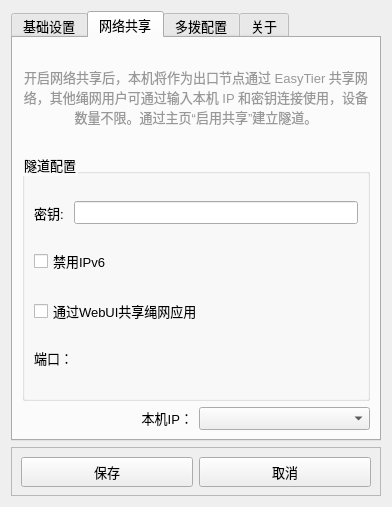
Yish1/InterKnot_Auth, file Ui/Settings.ui: the form before one commit.
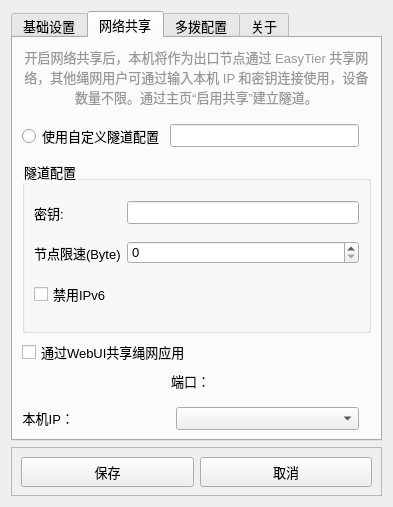
The form after the commit. The open tabs and pages were chosen to show the change.

Commit message: feat: 隧道自定义

Diff of the .ui file:
```diff
--- a/Ui/Settings.ui
+++ b/Ui/Settings.ui
@@ -6,7 +6,7 @@
    <rect>
     <x>0</x>
     <y>0</y>
-    <width>392</width>
+    <width>393</width>
     <height>507</height>
    </rect>
   </property>
@@ -31,6 +31,56 @@
 }</string>
   </property>
   <layout class="QGridLayout" name="gridLayout_2">
+   <item row="2" column="0">
+    <widget class="QFrame" name="frame_2">
+     <property name="minimumSize">
+      <size>
+       <width>0</width>
+       <height>0</height>
+      </size>
+     </property>
+     <property name="maximumSize">
+      <size>
+       <width>16777215</width>
+       <height>49</height>
+      </size>
+     </property>
+     <property name="frameShape">
+      <enum>QFrame::StyledPanel</enum>
+     </property>
+     <property name="frameShadow">
+      <enum>QFrame::Raised</enum>
+     </property>
+     <layout class="QHBoxLayout" name="horizontalLayout">
+      <item>
+       <widget class="QPushButton" name="pushButton">
+        <property name="minimumSize">
+         <size>
+          <width>0</width>
+          <height>30</height>
+         </size>
+        </property>
+        <property name="text">
+         <string>保存</string>
+        </property>
+       </widget>
+      </item>
+      <item>
+       <widget class="QPushButton" name="pushButton_2">
+        <property name="minimumSize">
+         <size>
+          <width>0</width>
+          <height>30</height>
+         </size>
+        </property>
+        <property name="text">
+         <string>取消</string>
+        </property>
+       </widget>
+      </item>
+     </layout>
+    </widget>
+   </item>
    <item row="0" column="0">
     <widget class="QTabWidget" name="tabWidget">
      <property name="styleSheet">
@@ -152,13 +202,10 @@
        <string>通过Easytier建立网络共享</string>
       </attribute>
       <layout class="QGridLayout" name="gridLayout_5">
-       <item row="3" column="2" colspan="2">
-        <widget class="QComboBox" name="comboBox"/>
-       </item>
-       <item row="3" column="0" colspan="2">
+       <item row="11" column="0" colspan="2">
         <widget class="QLabel" name="label_local_ip">
          <property name="sizePolicy">
-          <sizepolicy hsizetype="Preferred" vsizetype="Maximum">
+          <sizepolicy hsizetype="Maximum" vsizetype="Maximum">
            <horstretch>0</horstretch>
            <verstretch>0</verstretch>
           </sizepolicy>
@@ -174,7 +221,17 @@
          </property>
         </widget>
        </item>
-       <item row="0" column="0" colspan="4">
+       <item row="11" column="2">
+        <widget class="QComboBox" name="comboBox">
+         <property name="sizePolicy">
+          <sizepolicy hsizetype="Expanding" vsizetype="Fixed">
+           <horstretch>0</horstretch>
+           <verstretch>0</verstretch>
+          </sizepolicy>
+         </property>
+        </widget>
+       </item>
+       <item row="1" column="0" colspan="5">
         <widget class="QLabel" name="label_6">
          <property name="sizePolicy">
           <sizepolicy hsizetype="Preferred" vsizetype="Minimum">
@@ -185,7 +242,7 @@
          <property name="maximumSize">
           <size>
            <width>16777215</width>
-           <height>100</height>
+           <height>70</height>
           </size>
          </property>
          <property name="styleSheet">
@@ -200,40 +257,56 @@
           <bool>false</bool>
          </property>
          <property name="alignment">
-          <set>Qt::AlignCenter</set>
+          <set>Qt::AlignHCenter|Qt::AlignTop</set>
          </property>
          <property name="wordWrap">
           <bool>true</bool>
          </property>
         </widget>
        </item>
-       <item row="2" column="0" colspan="4">
+       <item row="2" column="1" colspan="2">
+        <widget class="QLineEdit" name="lineEdit_et_userconf">
+         <property name="readOnly">
+          <bool>true</bool>
+         </property>
+        </widget>
+       </item>
+       <item row="7" column="0" colspan="5">
         <widget class="QGroupBox" name="groupBox">
          <property name="title">
           <string>隧道配置</string>
          </property>
          <layout class="QGridLayout" name="gridLayout_6">
-          <item row="9" column="0" colspan="2">
-           <widget class="QLabel" name="label_8">
+          <item row="2" column="0">
+           <widget class="QLabel" name="label_4">
             <property name="sizePolicy">
-             <sizepolicy hsizetype="Preferred" vsizetype="Maximum">
+             <sizepolicy hsizetype="Maximum" vsizetype="Preferred">
               <horstretch>0</horstretch>
               <verstretch>0</verstretch>
              </sizepolicy>
             </property>
             <property name="text">
-             <string>端口：</string>
+             <string>节点限速(Byte)</string>
             </property>
            </widget>
           </item>
-          <item row="8" column="0" colspan="2">
-           <widget class="QCheckBox" name="checkBox">
-            <property name="text">
-             <string>通过WebUI共享绳网应用</string>
+          <item row="2" column="1" colspan="2">
+           <widget class="QSpinBox" name="speed_limit_spinBox">
+            <property name="sizePolicy">
+             <sizepolicy hsizetype="Minimum" vsizetype="Fixed">
+              <horstretch>0</horstretch>
+              <verstretch>0</verstretch>
+             </sizepolicy>
             </property>
+            <property name="minimumSize">
+             <size>
+              <width>0</width>
+              <height>23</height>
+             </size>
+            </property>
            </widget>
           </item>
-          <item row="0" column="0">
+          <item row="1" column="0">
            <widget class="QLabel" name="label_7">
             <property name="sizePolicy">
              <sizepolicy hsizetype="Maximum" vsizetype="Preferred">
@@ -246,14 +319,7 @@
             </property>
            </widget>
           </item>
-          <item row="7" column="0" colspan="3">
-           <widget class="QCheckBox" name="checkBox_2">
-            <property name="text">
-             <string>禁用IPv6</string>
-            </property>
-           </widget>
-          </item>
-          <item row="0" column="1" colspan="2">
+          <item row="1" column="1" colspan="2">
            <widget class="QLineEdit" name="lineEdit_4">
             <property name="sizePolicy">
              <sizepolicy hsizetype="Expanding" vsizetype="Fixed">
@@ -269,9 +335,81 @@
             </property>
            </widget>
           </item>
+          <item row="11" column="0" colspan="3">
+           <widget class="QCheckBox" name="checkBox_2">
+            <property name="text">
+             <string>禁用IPv6</string>
+            </property>
+           </widget>
+          </item>
          </layout>
         </widget>
        </item>
+       <item row="9" column="0" colspan="3">
+        <widget class="QLabel" name="label_8">
+         <property name="sizePolicy">
+          <sizepolicy hsizetype="Preferred" vsizetype="Maximum">
+           <horstretch>0</horstretch>
+           <verstretch>0</verstretch>
+          </sizepolicy>
+         </property>
+         <property name="text">
+          <string>端口：</string>
+         </property>
+         <property name="alignment">
+          <set>Qt::AlignCenter</set>
+         </property>
+        </widget>
+       </item>
+       <item row="8" column="0" colspan="3">
+        <widget class="QCheckBox" name="checkBox">
+         <property name="layoutDirection">
+          <enum>Qt::LeftToRight</enum>
+         </property>
+         <property name="text">
+          <string>通过WebUI共享绳网应用</string>
+         </property>
+        </widget>
+       </item>
+       <item row="3" column="0">
+        <spacer name="verticalSpacer">
+         <property name="orientation">
+          <enum>Qt::Vertical</enum>
+         </property>
+         <property name="sizeType">
+          <enum>QSizePolicy::Fixed</enum>
+         </property>
+         <property name="sizeHint" stdset="0">
+          <size>
+           <width>20</width>
+           <height>5</height>
+          </size>
+         </property>
+        </spacer>
+       </item>
+       <item row="2" column="0">
+        <widget class="QRadioButton" name="radioButton_userconfig">
+         <property name="text">
+          <string>使用自定义隧道配置</string>
+         </property>
+        </widget>
+       </item>
+       <item row="10" column="0">
+        <spacer name="verticalSpacer_2">
+         <property name="orientation">
+          <enum>Qt::Vertical</enum>
+         </property>
+         <property name="sizeType">
+          <enum>QSizePolicy::Fixed</enum>
+         </property>
+         <property name="sizeHint" stdset="0">
+          <size>
+           <width>20</width>
+           <height>10</height>
+          </size>
+         </property>
+        </spacer>
+       </item>
       </layout>
      </widget>
      <widget class="QWidget" name="tab_2">
@@ -398,56 +536,6 @@
      </widget>
     </widget>
    </item>
-   <item row="2" column="0">
-    <widget class="QFrame" name="frame_2">
-     <property name="minimumSize">
-      <size>
-       <width>0</width>
-       <height>0</height>
-      </size>
-     </property>
-     <property name="maximumSize">
-      <size>
-       <width>16777215</width>
-       <height>49</height>
-      </size>
-     </property>
-     <property name="frameShape">
-      <enum>QFrame::StyledPanel</enum>
-     </property>
-     <property name="frameShadow">
-      <enum>QFrame::Raised</enum>
-     </property>
-     <layout class="QHBoxLayout" name="horizontalLayout">
-      <item>
-       <widget class="QPushButton" name="pushButton">
-        <property name="minimumSize">
-         <size>
-          <width>0</width>
-          <height>30</height>
-         </size>
-        </property>
-        <property name="text">
-         <string>保存</string>
-        </property>
-       </widget>
-      </item>
-      <item>
-       <widget class="QPushButton" name="pushButton_2">
-        <property name="minimumSize">
-         <size>
-          <width>0</width>
-          <height>30</height>
-         </size>
-        </property>
-        <property name="text">
-         <string>取消</string>
-        </property>
-       </widget>
-      </item>
-     </layout>
-    </widget>
-   </item>
   </layout>
  </widget>
  <resources>
```
The commit also changes 5 other files.
